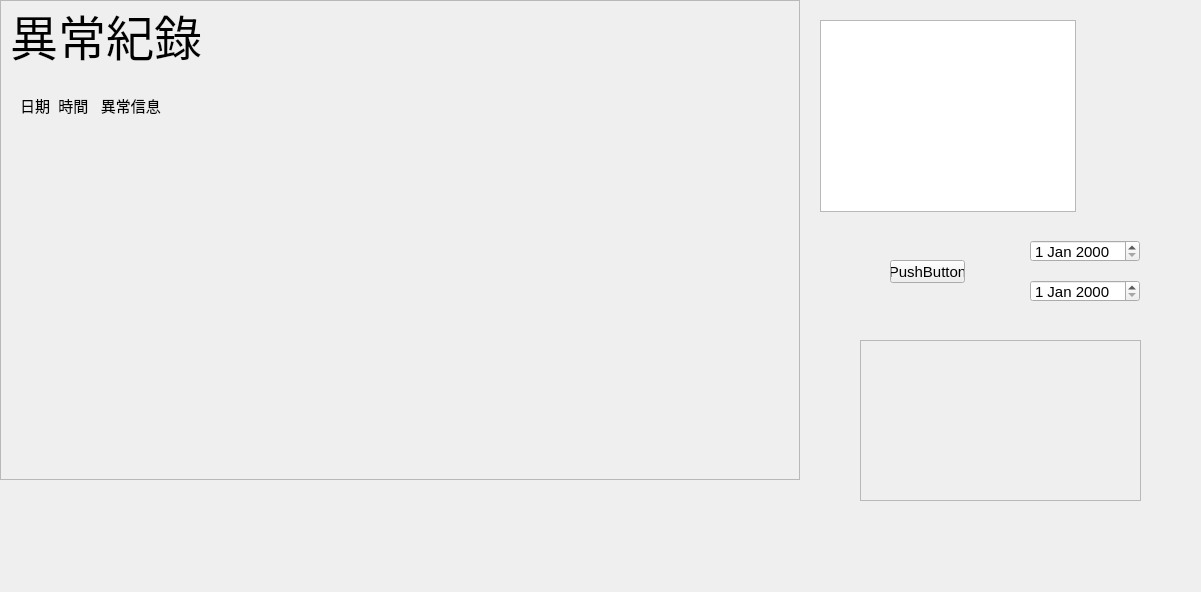
First picture: the form in qualitymonitor.ui, repository cdfq277462/myQM, before the edit.
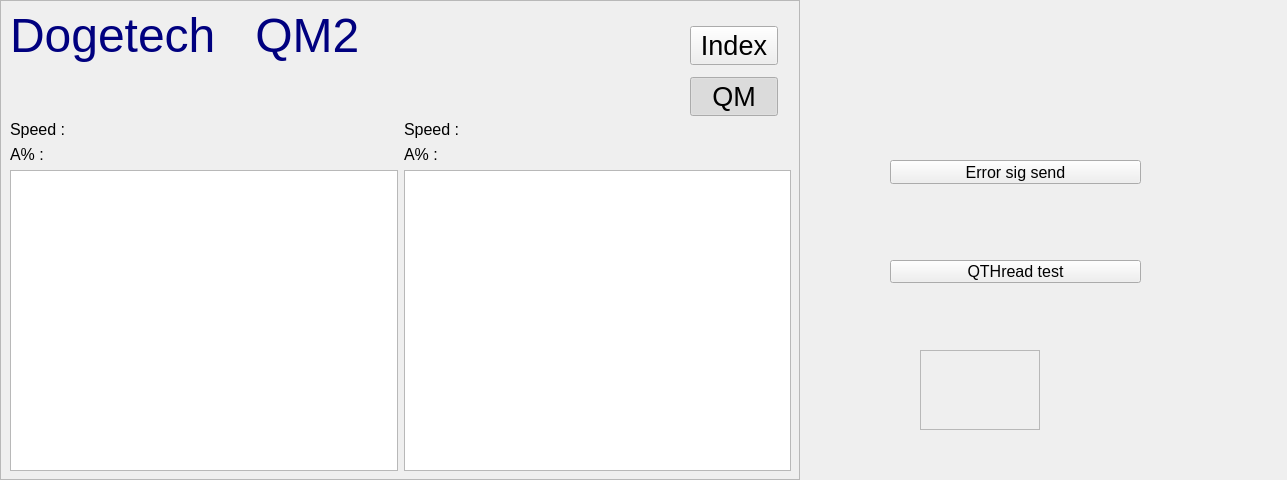
Second picture: the form after the edit.

Commit message: ErrorHistory & half of QGraphicsView

The edit to the form file:
```diff
--- a/qualitymonitor.ui
+++ b/qualitymonitor.ui
@@ -6,14 +6,14 @@
    <rect>
     <x>0</x>
     <y>0</y>
-    <width>1201</width>
-    <height>592</height>
+    <width>1287</width>
+    <height>480</height>
    </rect>
   </property>
   <property name="font">
    <font>
     <family>Arial</family>
-    <pointsize>11</pointsize>
+    <pointsize>12</pointsize>
    </font>
   </property>
   <property name="windowTitle">
@@ -47,9 +47,9 @@
     <property name="geometry">
      <rect>
       <x>10</x>
-      <y>10</y>
+      <y>0</y>
       <width>441</width>
-      <height>61</height>
+      <height>71</height>
      </rect>
     </property>
     <property name="font">
@@ -74,285 +74,103 @@
      <string>Dogetech   QM2</string>
     </property>
    </widget>
-   <widget class="QLabel" name="label_18">
-    <property name="geometry">
-     <rect>
-      <x>200</x>
-      <y>240</y>
-      <width>411</width>
-      <height>31</height>
-     </rect>
-    </property>
-    <property name="font">
-     <font>
-      <family>微軟正黑體</family>
-      <pointsize>14</pointsize>
-      <weight>75</weight>
-      <bold>true</bold>
-     </font>
-    </property>
-    <property name="toolTipDuration">
-     <number>1</number>
-    </property>
-    <property name="autoFillBackground">
-     <bool>false</bool>
-    </property>
-    <property name="styleSheet">
-     <string notr="true">color:rgb(0, 0, 0)</string>
-    </property>
-    <property name="lineWidth">
-     <number>4</number>
-    </property>
-    <property name="text">
-     <string>1.簡易模式:顯示數值A%,CV%;加燈號</string>
-    </property>
-   </widget>
-   <widget class="QLabel" name="label_19">
-    <property name="geometry">
-     <rect>
-      <x>270</x>
-      <y>270</y>
-      <width>101</width>
-      <height>31</height>
-     </rect>
-    </property>
-    <property name="font">
-     <font>
-      <family>微軟正黑體</family>
-      <pointsize>14</pointsize>
-      <weight>75</weight>
-      <bold>true</bold>
-     </font>
-    </property>
-    <property name="toolTipDuration">
-     <number>1</number>
-    </property>
-    <property name="autoFillBackground">
-     <bool>false</bool>
-    </property>
-    <property name="styleSheet">
-     <string notr="true">color:rgb(0, 0, 0)</string>
-    </property>
-    <property name="lineWidth">
-     <number>4</number>
-    </property>
-    <property name="text">
-     <string>無法紀錄</string>
-    </property>
-   </widget>
-   <widget class="QLabel" name="label_20">
-    <property name="geometry">
-     <rect>
-      <x>210</x>
-      <y>310</y>
-      <width>321</width>
-      <height>31</height>
-     </rect>
-    </property>
-    <property name="font">
-     <font>
-      <family>微軟正黑體</family>
-      <pointsize>14</pointsize>
-      <weight>75</weight>
-      <bold>true</bold>
-     </font>
-    </property>
-    <property name="toolTipDuration">
-     <number>1</number>
-    </property>
-    <property name="autoFillBackground">
-     <bool>false</bool>
-    </property>
-    <property name="styleSheet">
-     <string notr="true">color:rgb(0, 0, 0)</string>
-    </property>
-    <property name="lineWidth">
-     <number>4</number>
-    </property>
-    <property name="text">
-     <string>2紀錄模式:顯示數值A%,CV%;</string>
-    </property>
-   </widget>
-   <widget class="QLabel" name="label_17">
-    <property name="geometry">
-     <rect>
-      <x>350</x>
-      <y>90</y>
-      <width>301</width>
-      <height>31</height>
-     </rect>
-    </property>
-    <property name="font">
-     <font>
-      <family>微軟正黑體</family>
-      <pointsize>14</pointsize>
-      <weight>75</weight>
-      <bold>true</bold>
-     </font>
-    </property>
-    <property name="toolTipDuration">
-     <number>1</number>
-    </property>
-    <property name="autoFillBackground">
-     <bool>false</bool>
-    </property>
-    <property name="styleSheet">
-     <string notr="true">color:rgb(255, 0, 0)</string>
-    </property>
-    <property name="lineWidth">
-     <number>4</number>
-    </property>
-    <property name="text">
-     <string>QM顯示模式:1.簡易 2.圖型</string>
-    </property>
-   </widget>
-   <widget class="QWidget" name="horizontalLayoutWidget">
-    <property name="geometry">
-     <rect>
-      <x>30</x>
-      <y>370</y>
-      <width>611</width>
-      <height>80</height>
-     </rect>
-    </property>
-    <layout class="QHBoxLayout" name="horizontalLayout_2">
-     <item>
-      <widget class="QLabel" name="label_2">
-       <property name="font">
-        <font>
-         <family>Arial</family>
-         <pointsize>24</pointsize>
-        </font>
-       </property>
-       <property name="text">
-        <string>R:異常顯示</string>
-       </property>
-      </widget>
-     </item>
-     <item>
-      <widget class="QLabel" name="label">
-       <property name="font">
-        <font>
-         <family>Arial</family>
-         <pointsize>24</pointsize>
-        </font>
-       </property>
-       <property name="text">
-        <string>L:異常顯示</string>
-       </property>
-      </widget>
-     </item>
-    </layout>
-   </widget>
-   <widget class="QProgressBar" name="progressBar">
-    <property name="geometry">
-     <rect>
-      <x>30</x>
-      <y>152</y>
-      <width>131</width>
-      <height>201</height>
-     </rect>
-    </property>
-    <property name="value">
-     <number>24</number>
-    </property>
-    <property name="orientation">
-     <enum>Qt::Vertical</enum>
-    </property>
-   </widget>
-   <widget class="QWidget" name="formLayoutWidget">
-    <property name="geometry">
-     <rect>
-      <x>10</x>
-      <y>90</y>
-      <width>335</width>
-      <height>51</height>
-     </rect>
-    </property>
-    <layout class="QFormLayout" name="formLayout_3">
-     <item row="0" column="0">
-      <widget class="QLabel" name="label_16">
-       <property name="font">
-        <font>
-         <family>標楷體</family>
-         <pointsize>24</pointsize>
-        </font>
-       </property>
-       <property name="toolTipDuration">
-        <number>1</number>
-       </property>
-       <property name="autoFillBackground">
-        <bool>false</bool>
-       </property>
-       <property name="styleSheet">
-        <string notr="true">color: rgb(0, 0, 0);</string>
-       </property>
-       <property name="lineWidth">
-        <number>4</number>
-       </property>
-       <property name="text">
-        <string>出棉速度</string>
-       </property>
-      </widget>
-     </item>
-     <item row="0" column="1">
-      <widget class="QLabel" name="label_13">
-       <property name="font">
-        <font>
-         <family>Arial</family>
-         <pointsize>24</pointsize>
-        </font>
-       </property>
-       <property name="text">
-        <string>TextLabel</string>
-       </property>
-      </widget>
-     </item>
-    </layout>
-   </widget>
-   <widget class="QPushButton" name="IndexButton">
+   <widget class="QWidget" name="layoutWidget">
     <property name="geometry">
      <rect>
       <x>690</x>
       <y>20</y>
-      <width>90</width>
-      <height>50</height>
+      <width>88</width>
+      <height>102</height>
      </rect>
     </property>
-    <property name="font">
-     <font>
-      <family>Arial</family>
-      <pointsize>20</pointsize>
-     </font>
-    </property>
-    <property name="text">
-     <string>Index</string>
-    </property>
+    <layout class="QVBoxLayout" name="verticalLayout_5">
+     <item>
+      <widget class="QPushButton" name="IndexButton">
+       <property name="font">
+        <font>
+         <family>Arial</family>
+         <pointsize>20</pointsize>
+        </font>
+       </property>
+       <property name="text">
+        <string>Index</string>
+       </property>
+      </widget>
+     </item>
+     <item>
+      <widget class="QPushButton" name="QMenble">
+       <property name="font">
+        <font>
+         <family>Arial</family>
+         <pointsize>20</pointsize>
+        </font>
+       </property>
+       <property name="text">
+        <string>QM</string>
+       </property>
+       <property name="checkable">
+        <bool>true</bool>
+       </property>
+       <property name="checked">
+        <bool>true</bool>
+       </property>
+      </widget>
+     </item>
+    </layout>
    </widget>
-   <widget class="QPushButton" name="QMenble">
+   <widget class="QWidget" name="layoutWidget">
     <property name="geometry">
      <rect>
-      <x>690</x>
-      <y>80</y>
-      <width>90</width>
-      <height>50</height>
+      <x>10</x>
+      <y>120</y>
+      <width>781</width>
+      <height>351</height>
      </rect>
     </property>
-    <property name="font">
-     <font>
-      <family>Arial</family>
-      <pointsize>20</pointsize>
-     </font>
-    </property>
-    <property name="text">
-     <string>QM</string>
-    </property>
-    <property name="checkable">
-     <bool>true</bool>
-    </property>
-    <property name="checked">
-     <bool>true</bool>
-    </property>
+    <layout class="QVBoxLayout" name="verticalLayout_8">
+     <item>
+      <layout class="QGridLayout" name="gridLayout_3">
+       <item row="0" column="0">
+        <widget class="QLabel" name="label">
+         <property name="text">
+          <string>Speed :</string>
+         </property>
+        </widget>
+       </item>
+       <item row="0" column="1">
+        <widget class="QLabel" name="label_13">
+         <property name="text">
+          <string>Speed :</string>
+         </property>
+        </widget>
+       </item>
+       <item row="1" column="0">
+        <widget class="QLabel" name="label_2">
+         <property name="text">
+          <string>A% :</string>
+         </property>
+        </widget>
+       </item>
+       <item row="1" column="1">
+        <widget class="QLabel" name="label_16">
+         <property name="text">
+          <string>A% :</string>
+         </property>
+        </widget>
+       </item>
+      </layout>
+     </item>
+     <item>
+      <layout class="QHBoxLayout" name="horizontalLayout_2">
+       <item>
+        <widget class="QGraphicsView" name="graphicsView_L"/>
+       </item>
+       <item>
+        <widget class="QGraphicsView" name="graphicsView_R"/>
+       </item>
+      </layout>
+     </item>
+    </layout>
    </widget>
   </widget>
   <widget class="QFrame" name="lvdt">
@@ -631,6 +449,12 @@
      <height>480</height>
     </rect>
    </property>
+   <property name="minimumSize">
+    <size>
+     <width>800</width>
+     <height>480</height>
+    </size>
+   </property>
    <property name="autoFillBackground">
     <bool>true</bool>
    </property>
@@ -640,49 +464,112 @@
    <property name="frameShadow">
     <enum>QFrame::Raised</enum>
    </property>
-   <widget class="QLabel" name="label_21">
+   <widget class="QTableWidget" name="tableWidget">
     <property name="geometry">
      <rect>
       <x>10</x>
-      <y>10</y>
-      <width>421</width>
-      <height>51</height>
+      <y>134</y>
+      <width>781</width>
+      <height>331</height>
      </rect>
     </property>
-    <property name="font">
-     <font>
-      <family>微軟正黑體</family>
-      <pointsize>36</pointsize>
-     </font>
-    </property>
-    <property name="toolTipDuration">
-     <number>1</number>
-    </property>
-    <property name="autoFillBackground">
-     <bool>false</bool>
-    </property>
-    <property name="lineWidth">
-     <number>4</number>
-    </property>
-    <property name="text">
-     <string>異常紀錄</string>
-    </property>
    </widget>
-   <widget class="QLabel" name="label_4">
+   <widget class="QWidget" name="layoutWidget">
     <property name="geometry">
      <rect>
-      <x>20</x>
-      <y>70</y>
-      <width>641</width>
-      <height>71</height>
+      <x>10</x>
+      <y>10</y>
+      <width>563</width>
+      <height>78</height>
      </rect>
     </property>
-    <property name="styleSheet">
-     <string notr="true">font: 20pt &quot;標楷體&quot;;</string>
-    </property>
-    <property name="text">
-     <string>日期  時間   異常信息</string>
-    </property>
+    <layout class="QHBoxLayout" name="horizontalLayout_4">
+     <item>
+      <widget class="QLabel" name="label_21">
+       <property name="font">
+        <font>
+         <family>微軟正黑體</family>
+         <pointsize>36</pointsize>
+        </font>
+       </property>
+       <property name="toolTipDuration">
+        <number>1</number>
+       </property>
+       <property name="autoFillBackground">
+        <bool>false</bool>
+       </property>
+       <property name="lineWidth">
+        <number>4</number>
+       </property>
+       <property name="text">
+        <string>異常紀錄</string>
+       </property>
+      </widget>
+     </item>
+     <item>
+      <spacer name="horizontalSpacer_13">
+       <property name="orientation">
+        <enum>Qt::Horizontal</enum>
+       </property>
+       <property name="sizeHint" stdset="0">
+        <size>
+         <width>40</width>
+         <height>20</height>
+        </size>
+       </property>
+      </spacer>
+     </item>
+     <item>
+      <layout class="QGridLayout" name="gridLayout_2">
+       <item row="0" column="1">
+        <widget class="QDateEdit" name="dateEdit_StartDate"/>
+       </item>
+       <item row="1" column="1">
+        <widget class="QDateEdit" name="dateEdit_EndDate"/>
+       </item>
+       <item row="0" column="0">
+        <widget class="QLabel" name="label_4">
+         <property name="text">
+          <string>From :</string>
+         </property>
+        </widget>
+       </item>
+       <item row="1" column="0">
+        <widget class="QLabel" name="label_14">
+         <property name="text">
+          <string>To :</string>
+         </property>
+        </widget>
+       </item>
+      </layout>
+     </item>
+     <item>
+      <widget class="QPushButton" name="pushButton_Search">
+       <property name="font">
+        <font>
+         <family>Arial</family>
+         <pointsize>12</pointsize>
+        </font>
+       </property>
+       <property name="text">
+        <string>Search</string>
+       </property>
+      </widget>
+     </item>
+     <item>
+      <spacer name="horizontalSpacer_14">
+       <property name="orientation">
+        <enum>Qt::Horizontal</enum>
+       </property>
+       <property name="sizeHint" stdset="0">
+        <size>
+         <width>40</width>
+         <height>20</height>
+        </size>
+       </property>
+      </spacer>
+     </item>
+    </layout>
    </widget>
   </widget>
   <widget class="QFrame" name="EEprameter">
@@ -1204,7 +1091,7 @@
       </widget>
      </item>
      <item>
-      <widget class="QPushButton" name="pushButton_10">
+      <widget class="QPushButton" name="pushButton_Settiing">
        <property name="text">
         <string>Setting</string>
        </property>
@@ -1873,65 +1760,75 @@
     <rect>
      <x>890</x>
      <y>260</y>
-     <width>75</width>
+     <width>251</width>
      <height>23</height>
     </rect>
    </property>
    <property name="text">
-    <string>PushButton</string>
+    <string>QTHread test</string>
    </property>
   </widget>
   <widget class="QFrame" name="MenuFrame">
    <property name="geometry">
     <rect>
      <x>680</x>
-     <y>0</y>
-     <width>110</width>
-     <height>151</height>
+     <y>10</y>
+     <width>108</width>
+     <height>122</height>
     </rect>
    </property>
+   <property name="font">
+    <font>
+     <family>Arial</family>
+     <pointsize>20</pointsize>
+    </font>
+   </property>
    <property name="frameShape">
     <enum>QFrame::StyledPanel</enum>
    </property>
    <property name="frameShadow">
     <enum>QFrame::Raised</enum>
    </property>
-   <layout class="QVBoxLayout" name="verticalLayout_5">
+   <layout class="QHBoxLayout" name="horizontalLayout_9">
     <item>
-     <widget class="QPushButton" name="Index_2_Button">
-      <property name="font">
-       <font>
-        <family>Arial</family>
-        <pointsize>20</pointsize>
-       </font>
-      </property>
-      <property name="text">
-       <string>Index</string>
-      </property>
-     </widget>
-    </item>
-    <item>
-     <widget class="QPushButton" name="pushButton">
-      <property name="font">
-       <font>
-        <family>Arial</family>
-        <pointsize>16</pointsize>
-       </font>
-      </property>
-      <property name="text">
-       <string>HOME</string>
-      </property>
-     </widget>
+     <layout class="QVBoxLayout" name="verticalLayout_9">
+      <item>
+       <widget class="QPushButton" name="Index_2_Button">
+        <property name="font">
+         <font>
+          <family>Arial</family>
+          <pointsize>20</pointsize>
+         </font>
+        </property>
+        <property name="text">
+         <string>Index</string>
+        </property>
+       </widget>
+      </item>
+      <item>
+       <widget class="QPushButton" name="pushButton">
+        <property name="font">
+         <font>
+          <family>Arial</family>
+          <pointsize>18</pointsize>
+         </font>
+        </property>
+        <property name="text">
+         <string>Home</string>
+        </property>
+       </widget>
+      </item>
+     </layout>
     </item>
    </layout>
   </widget>
   <widget class="QFrame" name="SettingFrame">
    <property name="geometry">
     <rect>
-     <x>860</x>
-     <y>340</y>
-     <width>281</width>
-     <height>161</height>
+     <x>0</x>
+     <y>0</y>
+     <width>800</width>
+     <height>480</height>
     </rect>
    </property>
    <property name="autoFillBackground">
@@ -1943,51 +1840,100 @@
    <property name="frameShadow">
     <enum>QFrame::Raised</enum>
    </property>
+   <widget class="QLabel" name="label_22">
+    <property name="geometry">
+     <rect>
+      <x>20</x>
+      <y>10</y>
+      <width>240</width>
+      <height>76</height>
+     </rect>
+    </property>
+    <property name="font">
+     <font>
+      <family>微軟正黑體</family>
+      <pointsize>36</pointsize>
+     </font>
+    </property>
+    <property name="toolTipDuration">
+     <number>1</number>
+    </property>
+    <property name="autoFillBackground">
+     <bool>false</bool>
+    </property>
+    <property name="lineWidth">
+     <number>4</number>
+    </property>
+    <property name="text">
+     <string>設定</string>
+    </property>
+   </widget>
+   <widget class="QLabel" name="label_23">
+    <property name="geometry">
+     <rect>
+      <x>170</x>
+      <y>160</y>
+      <width>39</width>
+      <height>31</height>
+     </rect>
+    </property>
+    <property name="text">
+     <string>UTC</string>
+    </property>
+   </widget>
+   <widget class="QLineEdit" name="lineEdit_UTC">
+    <property name="geometry">
+     <rect>
+      <x>220</x>
+      <y>160</y>
+      <width>198</width>
+      <height>31</height>
+     </rect>
+    </property>
+   </widget>
   </widget>
-  <widget class="QTableWidget" name="tableWidget">
+  <widget class="QPushButton" name="pushButton_ErrorSig">
    <property name="geometry">
     <rect>
-     <x>820</x>
-     <y>20</y>
-     <width>256</width>
-     <height>192</height>
+     <x>890</x>
+     <y>160</y>
+     <width>251</width>
+     <height>24</height>
     </rect>
    </property>
-  </widget>
-  <widget class="QDateEdit" name="dateEdit">
-   <property name="geometry">
-    <rect>
-     <x>1030</x>
-     <y>240</y>
-     <width>110</width>
-     <height>22</height>
-    </rect>
+   <property name="text">
+    <string>Error sig send</string>
    </property>
   </widget>
-  <widget class="QDateEdit" name="dateEdit_2">
+  <widget class="QFrame" name="frame_search">
    <property name="geometry">
     <rect>
-     <x>1030</x>
-     <y>280</y>
-     <width>110</width>
-     <height>22</height>
+     <x>920</x>
+     <y>350</y>
+     <width>120</width>
+     <height>80</height>
     </rect>
    </property>
+   <property name="frameShape">
+    <enum>QFrame::StyledPanel</enum>
+   </property>
+   <property name="frameShadow">
+    <enum>QFrame::Raised</enum>
+   </property>
   </widget>
   <zorder>test</zorder>
   <zorder>EEprameter</zorder>
   <zorder>prameter</zorder>
   <zorder>pushButton_2</zorder>
-  <zorder>runframe</zorder>
-  <zorder>MenuFrame</zorder>
   <zorder>Dateframe</zorder>
-  <zorder>index</zorder>
-  <zorder>SettingFrame</zorder>
   <zorder>lvdt</zorder>
   <zorder>errorhistory</zorder>
-  <zorder>tableWidget</zorder>
-  <zorder>dateEdit</zorder>
-  <zorder>dateEdit_2</zorder>
+  <zorder>MenuFrame</zorder>
+  <zorder>pushButton_ErrorSig</zorder>
+  <zorder>SettingFrame</zorder>
+  <zorder>index</zorder>
+  <zorder>runframe</zorder>
+  <zorder>frame_search</zorder>
  </widget>
  <resources/>
  <connections>
```
The commit also changes 13 other files.
